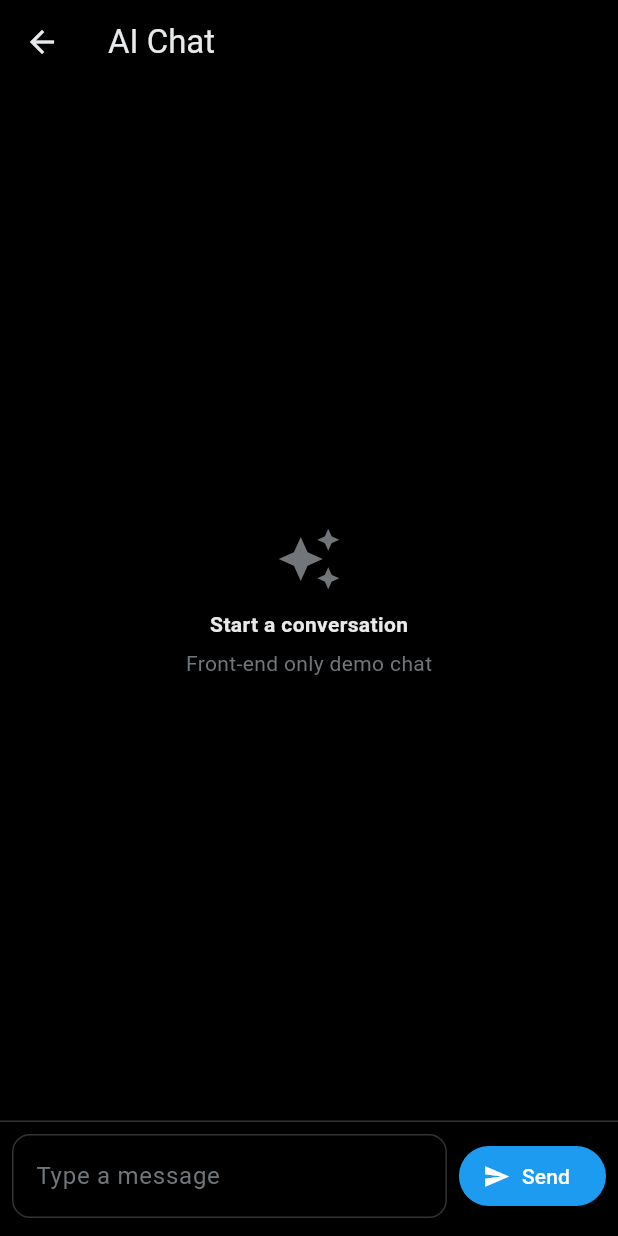
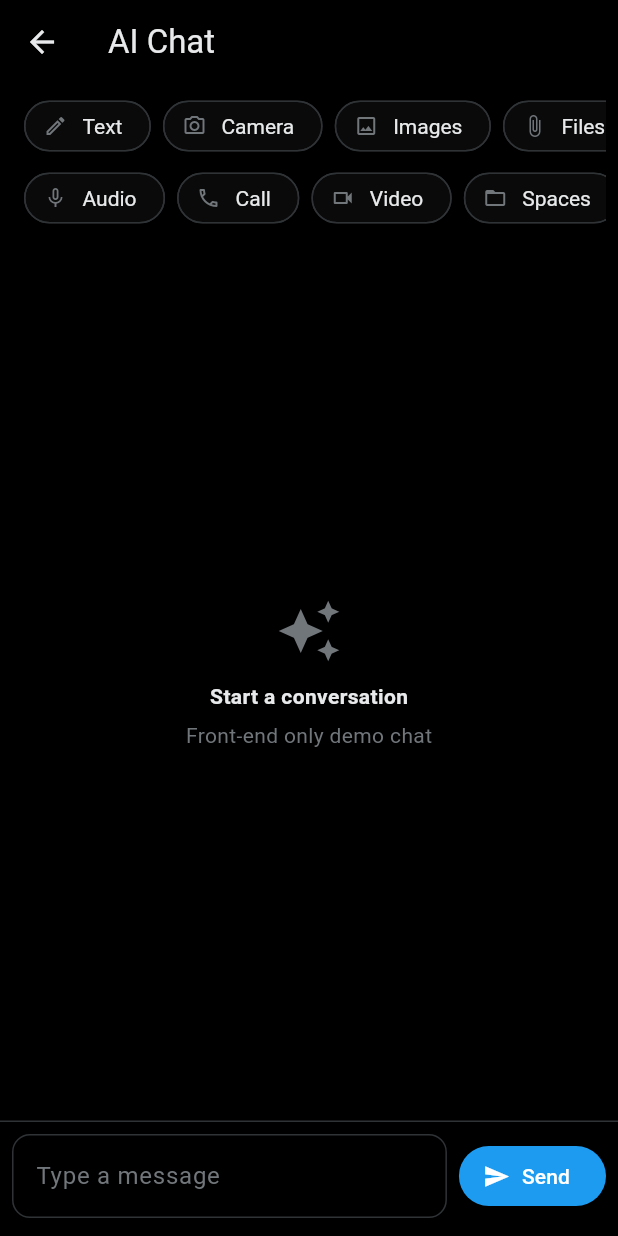
Before and after one commit to axttt243567/Agentic-Notes, a Flutter app: the ChatPage screen opened directly, on a phone screen of 412 x 824 dp. Run offline on Flutter 3.47's test engine with Material 3 defaults, Android fonts, the phone set to English and light mode, and no system bars; our stand-ins replace hive_flutter; accounts and stored records are empty.

Commit message:
feat(chat): add UniversalChatToolbar with two scrollable chip rows; integrate into ChatPage (front-end only)

```diff
--- a/lib/chat_page.dart
+++ b/lib/chat_page.dart
@@ -1,4 +1,5 @@
 import 'package:flutter/material.dart';
+import 'widgets/universal_chat_toolbar.dart';
 
 class ChatPage extends StatefulWidget {
   const ChatPage({super.key, this.title});
@@ -11,10 +12,12 @@ class ChatPage extends StatefulWidget {
 class _ChatPageState extends State<ChatPage> {
   final List<_ChatMessage> _messages = [];
   final TextEditingController _ctrl = TextEditingController();
+  final FocusNode _inputFocus = FocusNode();
   bool _sending = false;
 
   @override
   void dispose() {
+    _inputFocus.dispose();
     _ctrl.dispose();
     super.dispose();
   }
@@ -26,6 +29,31 @@ class _ChatPageState extends State<ChatPage> {
       body: SafeArea(
         child: Column(
           children: [
+            Padding(
+              padding: const EdgeInsets.fromLTRB(8, 8, 8, 0),
+              child: UniversalChatToolbar(
+                textFieldFocus: _inputFocus,
+                onAction: (a) {
+                  // Placeholder interactions for front-end only
+                  switch (a) {
+                    case ChatAction.text:
+                      // focus handled in toolbar
+                      break;
+                    case ChatAction.camera:
+                    case ChatAction.gallery:
+                    case ChatAction.files:
+                    case ChatAction.audio:
+                    case ChatAction.call:
+                    case ChatAction.video:
+                    case ChatAction.spaces:
+                      ScaffoldMessenger.of(context).showSnackBar(
+                        SnackBar(content: Text('Action: ${a.name}')),
+                      );
+                      break;
+                  }
+                },
+              ),
+            ),
             Expanded(
               child: _messages.isEmpty
                   ? const _ChatEmpty()
@@ -71,6 +99,7 @@ class _ChatPageState extends State<ChatPage> {
                   Expanded(
                     child: TextField(
                       controller: _ctrl,
+                      focusNode: _inputFocus,
                       textInputAction: TextInputAction.send,
                       onSubmitted: (_) => _send(),
                       decoration: const InputDecoration(
--- /dev/null
+++ b/lib/widgets/universal_chat_toolbar.dart
@@ -0,0 +1,189 @@
+import 'package:flutter/material.dart';
+
+enum ChatAction { text, camera, gallery, files, audio, call, video, spaces }
+
+enum ChipMode { icon, short, long }
+
+class UniversalChatToolbar extends StatefulWidget {
+  const UniversalChatToolbar({
+    super.key,
+    required this.onAction,
+    this.textFieldFocus,
+  });
+
+  final void Function(ChatAction action) onAction;
+  final FocusNode? textFieldFocus;
+
+  @override
+  State<UniversalChatToolbar> createState() => _UniversalChatToolbarState();
+}
+
+class _UniversalChatToolbarState extends State<UniversalChatToolbar> {
+  final Map<ChatAction, ChipMode> _modes = {
+    for (final a in ChatAction.values) a: ChipMode.short,
+  };
+
+  void _cycleMode(ChatAction a) {
+    setState(() {
+      final now = _modes[a]!;
+      _modes[a] = now == ChipMode.icon
+          ? ChipMode.short
+          : now == ChipMode.short
+          ? ChipMode.long
+          : ChipMode.icon;
+    });
+  }
+
+  @override
+  Widget build(BuildContext context) {
+    final row1 = const [
+      ChatAction.text,
+      ChatAction.camera,
+      ChatAction.gallery,
+      ChatAction.files,
+    ];
+    final row2 = const [
+      ChatAction.audio,
+      ChatAction.call,
+      ChatAction.video,
+      ChatAction.spaces,
+    ];
+
+    return Column(
+      mainAxisSize: MainAxisSize.min,
+      children: [_buildRow(row1), const SizedBox(height: 8), _buildRow(row2)],
+    );
+  }
+
+  Widget _buildRow(List<ChatAction> actions) {
+    return SizedBox(
+      height: 40,
+      child: ListView.separated(
+        scrollDirection: Axis.horizontal,
+        padding: const EdgeInsets.symmetric(horizontal: 8),
+        itemCount: actions.length,
+        separatorBuilder: (_, __) => const SizedBox(width: 8),
+        itemBuilder: (context, i) {
+          final a = actions[i];
+          final mode = _modes[a]!;
+          return GestureDetector(
+            onLongPress: () => _cycleMode(a),
+            child: _buildChip(context, a, mode),
+          );
+        },
+      ),
+    );
+  }
+
+  Widget _buildChip(BuildContext context, ChatAction a, ChipMode mode) {
+    final icon = _iconFor(a);
+    final labelShort = _labelFor(a);
+    final labelLong = _longLabelFor(a);
+
+    void trigger() {
+      if (a == ChatAction.text && widget.textFieldFocus != null) {
+        widget.textFieldFocus!.requestFocus();
+      }
+      widget.onAction(a);
+    }
+
+    switch (mode) {
+      case ChipMode.icon:
+        return InkWell(
+          borderRadius: BorderRadius.circular(999),
+          onTap: trigger,
+          child: Container(
+            width: 36,
+            height: 36,
+            decoration: BoxDecoration(
+              color: const Color(0xFF0A0A0A),
+              borderRadius: BorderRadius.circular(999),
+              border: Border.all(color: const Color(0xFF2F3336)),
+            ),
+            child: Icon(icon, size: 18, color: const Color(0xFF71767B)),
+          ),
+        );
+      case ChipMode.short:
+        return InputChip(
+          label: Text(labelShort),
+          avatar: Icon(icon, size: 16, color: const Color(0xFF71767B)),
+          onPressed: trigger,
+          backgroundColor: const Color(0xFF0A0A0A),
+          shape: const StadiumBorder(),
+          side: const BorderSide(color: Color(0xFF2F3336)),
+        );
+      case ChipMode.long:
+        return InputChip(
+          label: Text(labelLong),
+          avatar: Icon(icon, size: 16, color: const Color(0xFF71767B)),
+          onPressed: trigger,
+          backgroundColor: const Color(0xFF0A0A0A),
+          shape: const StadiumBorder(),
+          side: const BorderSide(color: Color(0xFF2F3336)),
+        );
+    }
+  }
+
+  IconData _iconFor(ChatAction a) {
+    switch (a) {
+      case ChatAction.text:
+        return Icons.edit_outlined;
+      case ChatAction.camera:
+        return Icons.photo_camera_outlined;
+      case ChatAction.gallery:
+        return Icons.image_outlined;
+      case ChatAction.files:
+        return Icons.attach_file;
+      case ChatAction.audio:
+        return Icons.mic_none;
+      case ChatAction.call:
+        return Icons.call_outlined;
+      case ChatAction.video:
+        return Icons.videocam_outlined;
+      case ChatAction.spaces:
+        return Icons.folder_open;
+    }
+  }
+
+  String _labelFor(ChatAction a) {
+    switch (a) {
+      case ChatAction.text:
+        return 'Text';
+      case ChatAction.camera:
+        return 'Camera';
+      case ChatAction.gallery:
+        return 'Images';
+      case ChatAction.files:
+        return 'Files';
+      case ChatAction.audio:
+        return 'Audio';
+      case ChatAction.call:
+        return 'Call';
+      case ChatAction.video:
+        return 'Video';
+      case ChatAction.spaces:
+        return 'Spaces';
+    }
+  }
+
+  String _longLabelFor(ChatAction a) {
+    switch (a) {
+      case ChatAction.text:
+        return 'Type a message';
+      case ChatAction.camera:
+        return 'Take a photo';
+      case ChatAction.gallery:
+        return 'Pick images';
+      case ChatAction.files:
+        return 'Attach files';
+      case ChatAction.audio:
+        return 'Record audio';
+      case ChatAction.call:
+        return 'Start call';
+      case ChatAction.video:
+        return 'Start video';
+      case ChatAction.spaces:
+        return 'Add space context';
+    }
+  }
+}
```
